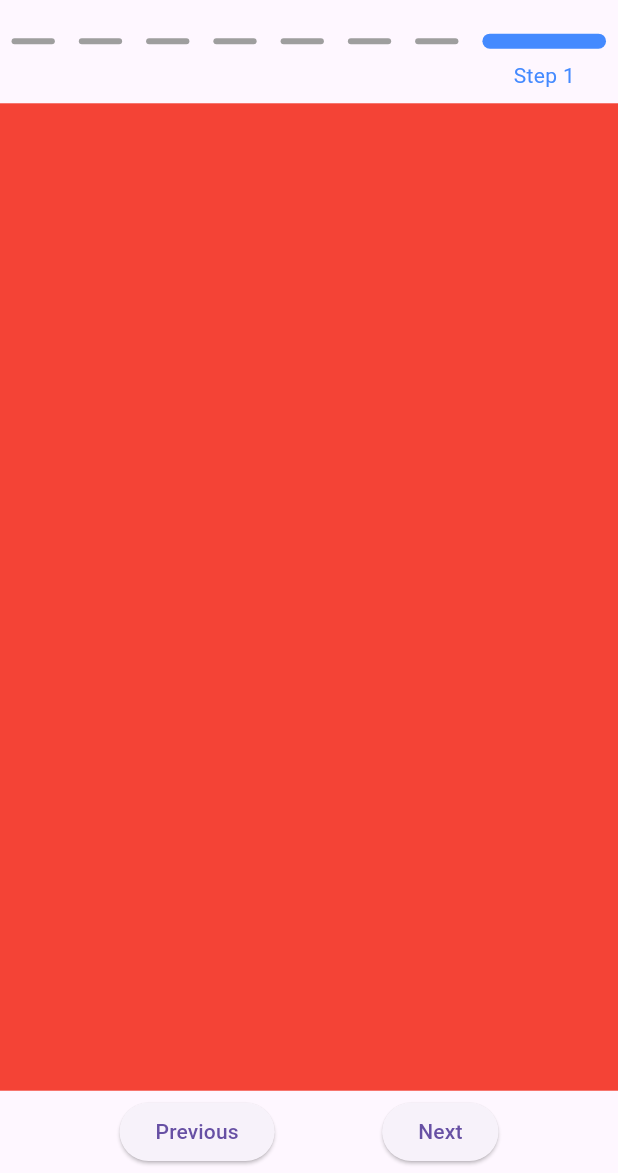
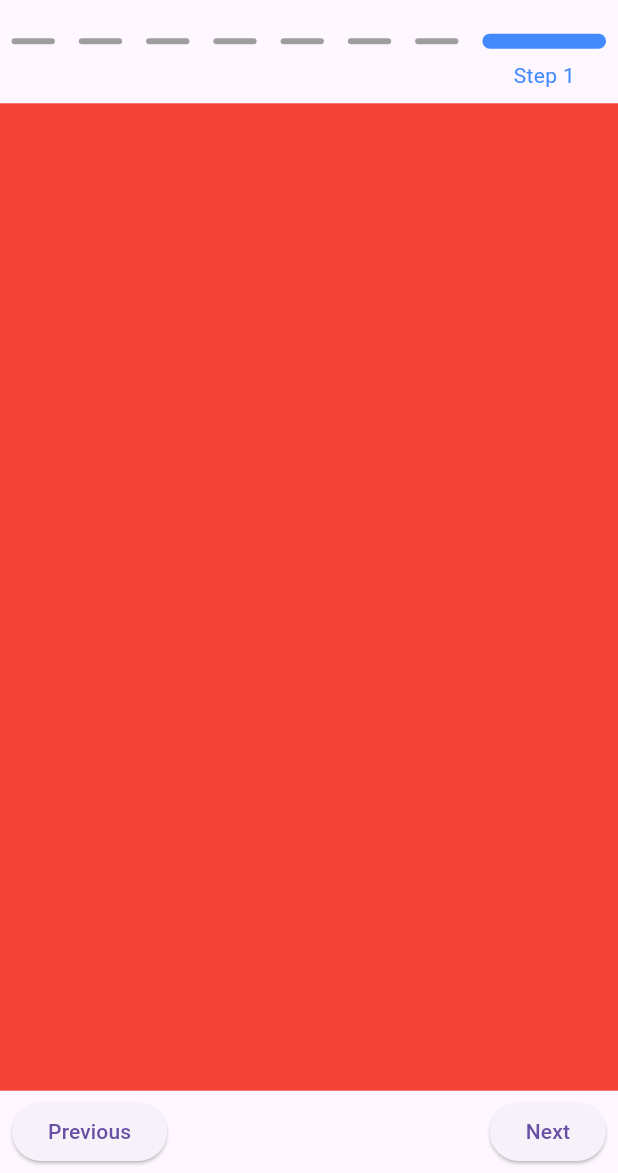
Before and after one commit to Ramtinmoradi/simple_flutter_stepper, a Flutter app: the screen it shows after launch, on a phone screen of 412 x 824 dp, the part 63-1236 px from its top. Run offline on Flutter 3.47's test engine with Material 3 defaults, Android fonts, the phone set to English and light mode, and no system bars.

Commit message:
Fix: fix some issues

```diff
--- a/lib/simple_flutter_stepper.dart
+++ b/lib/simple_flutter_stepper.dart
@@ -193,6 +193,7 @@ class _SimpleFlutterStepperState extends State<SimpleFlutterStepper>
                 elevation: 0.0,
                 automaticallyImplyLeading:
                     widget.automaticallyImplyLeading ?? false,
+                backgroundColor: widget.appBarBackgroundColor,
                 centerTitle: widget.centerTitle,
                 title: widget.appBarTitle,
                 leading: Center(
@@ -285,7 +286,7 @@ class _SimpleFlutterStepperState extends State<SimpleFlutterStepper>
                 child: Padding(
                   padding: widget.buttonPadding,
                   child: Row(
-                    mainAxisAlignment: MainAxisAlignment.spaceEvenly,
+                    mainAxisAlignment: MainAxisAlignment.spaceBetween,
                     children: [
                       ElevatedButton(
                         style: widget.nextButtonDisable == true
--- a/pubspec.yaml
+++ b/pubspec.yaml
@@ -1,6 +1,6 @@
 name: simple_flutter_stepper
 description: "A simple package to make a stepper easily and quickly. Using the simplest methods and better customizations."
-version: 0.1.0
+version: 0.1.1
 homepage: https://github.com/Ramtinmoradi/simple_flutter_stepper.git
 repository: https://github.com/Ramtinmoradi/simple_flutter_stepper.git
 license: MIT
```
Also changed, not shown: 1 other file.
